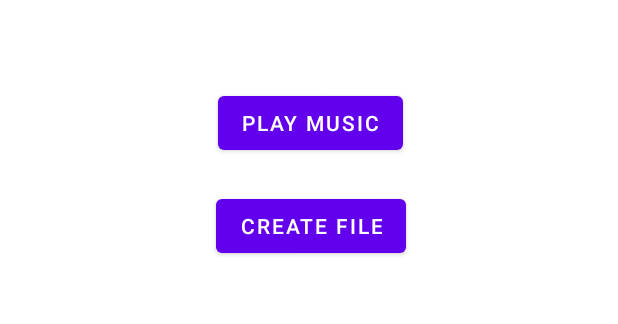
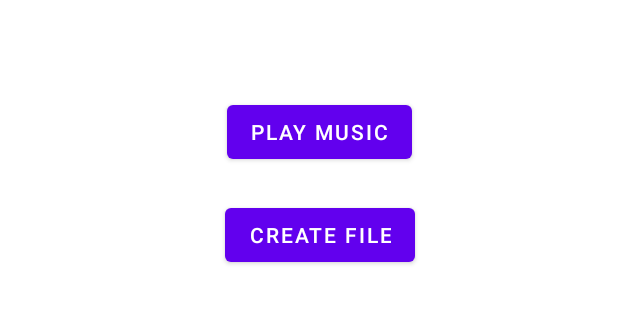
Before and after one commit to Carikoenig/ColorNote, an Android app: the screen it shows after launch (MainActivity), on a phone screen of 412 x 824 dp, the part 176-500 px from its top. Run offline under Robolectric (Android 15) with nearby library versions, the phone set to English and light mode, and no system bars.

Commit message:
First Commit to GitLab

```diff
--- a/app/src/main/res/layout/activity_main.xml
+++ b/app/src/main/res/layout/activity_main.xml
@@ -21,8 +21,9 @@
         android:id="@+id/constraintLayout"
         android:layout_width="704dp"
         android:layout_height="257dp"
-        android:layout_marginTop="42dp"
+        android:layout_marginTop="48dp"
         app:layout_constraintEnd_toEndOf="parent"
+        app:layout_constraintHorizontal_bias="0.481"
         app:layout_constraintStart_toStartOf="parent"
         app:layout_constraintTop_toBottomOf="@+id/textView">
 
```
